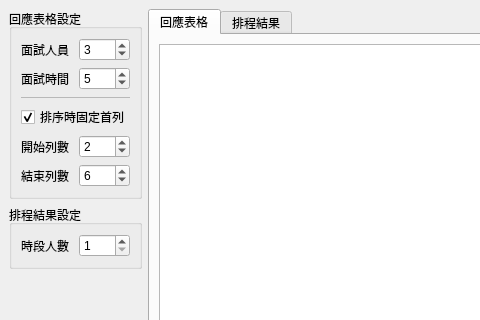
First picture: the form in src/main/resources/base/window.ui, repository redbug312/ntuoc13-interview-scheduler, before the edit; both pictures show x 0 to 480 and y 0 to 320 of the 800 by 600 pixel window.
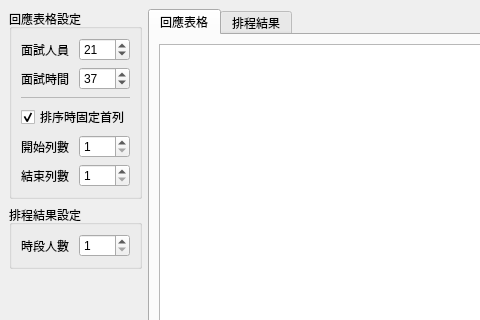
Second picture: the form after the edit. Custom widgets are drawn as their Qt base class.

Commit message: Replace test input spreadsheet

Diff of the .ui file:
```diff
--- a/src/main/resources/base/window.ui
+++ b/src/main/resources/base/window.ui
@@ -63,7 +63,7 @@
               <number>1</number>
              </property>
              <property name="value">
-              <number>3</number>
+              <number>21</number>
              </property>
             </widget>
            </item>
@@ -73,7 +73,7 @@
               <number>1</number>
              </property>
              <property name="value">
-              <number>5</number>
+              <number>37</number>
              </property>
             </widget>
            </item>
@@ -119,9 +119,6 @@
              <property name="minimum">
               <number>1</number>
              </property>
-             <property name="value">
-              <number>2</number>
-             </property>
             </widget>
            </item>
            <item row="1" column="0">
@@ -139,9 +136,6 @@
              <property name="minimum">
               <number>1</number>
              </property>
-             <property name="value">
-              <number>6</number>
-             </property>
             </widget>
            </item>
           </layout>
```
The commit also changes 1 other file.
